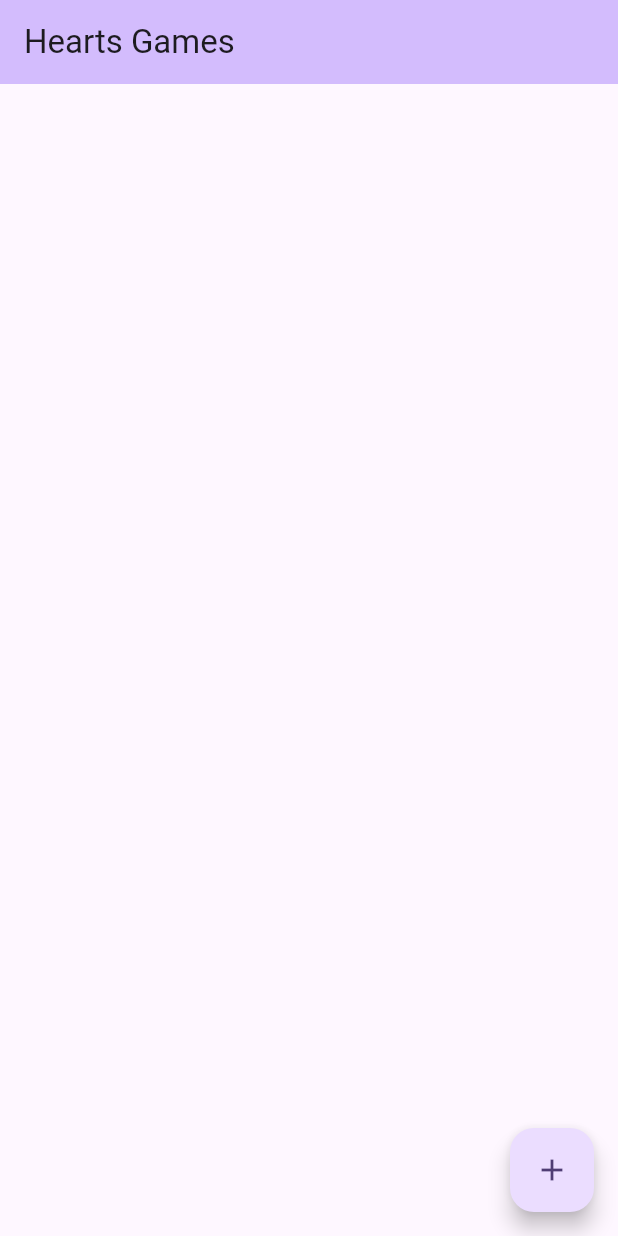
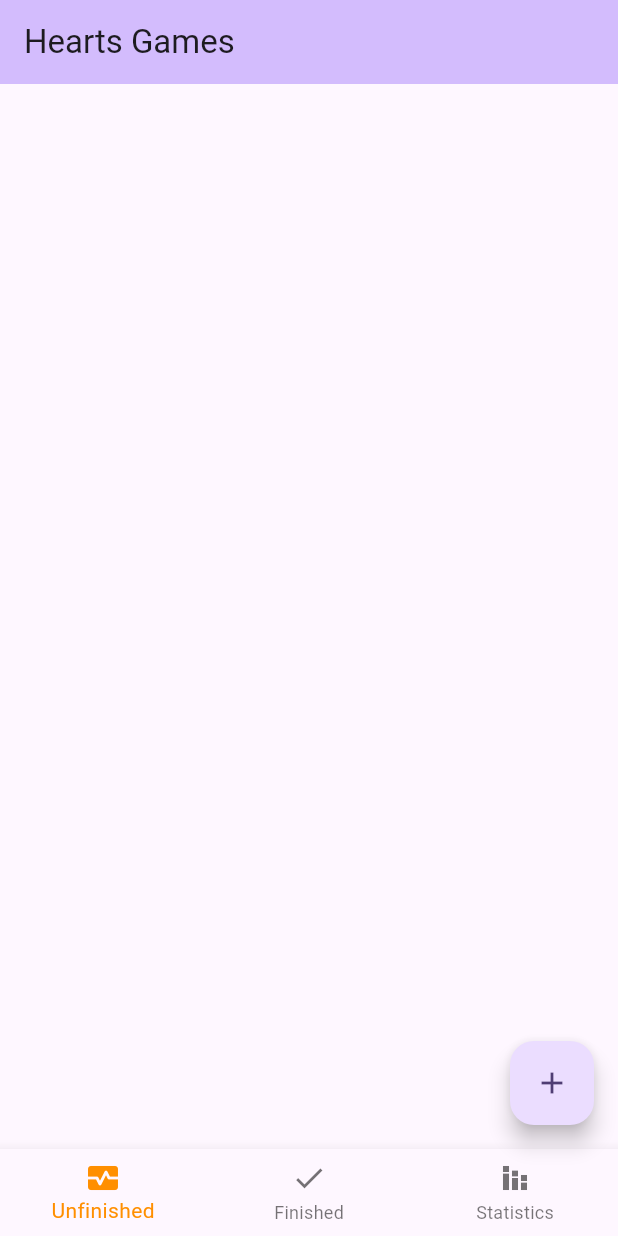
Before and after one commit to tedneward/HeartsScorer, a Flutter app: the screen it shows after launch, on a phone screen of 412 x 824 dp. Run offline on Flutter 3.47's test engine with Material 2 defaults, Android fonts, the light colour scheme and no system bars; missing offline and left inert: sqlite3, window_size.

Commit message:
Some refactoring, some playing with the UI

```diff
--- a/lib/app.dart
+++ b/lib/app.dart
@@ -1,6 +1,6 @@
 import 'package:flutter/material.dart';
 
-import 'package:hearts_scorer/splash_screen.dart';
+import 'package:hearts_scorer/ui/splash_screen.dart';
 
 class HeartsScorerApp extends StatelessWidget {
   const HeartsScorerApp({super.key});
--- a/lib/games_list.dart
+++ /dev/null
@@ -1,71 +0,0 @@
-import 'package:flutter/material.dart';
-import 'package:provider/provider.dart';
-import 'package:intl/intl.dart';
-
-import 'package:hearts_scorer/models.dart';
-import 'package:hearts_scorer/main.dart';
-import 'package:hearts_scorer/game_main.dart';
-import 'package:hearts_scorer/new_game.dart';
-
-/*
-This is the top-level screen displaying all of the Hearts game known on this
-device; We can create a new one, or load an old one and play it out if it isn't
-finished.
-
-TODO: On entry, load games list from some kind of local storage. On exit, save
-the games list to local storage.
- */
-class GamesListScreen extends StatelessWidget {
-  const GamesListScreen({super.key, required this.title});
-
-  final String title;
-
-  void _loadGame(BuildContext context, Game game) {
-    Navigator.push(
-      context, MaterialPageRoute( builder: (context) => GameMainScreen(game: game), ),
-    );
-  }
-
-  void _newGame(BuildContext context) {
-    Navigator.push(
-      context, MaterialPageRoute( builder: (context) => NewGameScreen() ),
-    );
-  }
-
-  @override
-  Widget build(BuildContext context) {
-    return Scaffold(
-      appBar: AppBar(
-        backgroundColor: Theme.of(context).colorScheme.inversePrimary,
-        title: Text(title),
-      ),
-      body: Center(
-          child: Consumer<GameProvider>(
-            builder: (context, gameProvider, child) => ListView.builder(
-              itemCount: gameProvider.unfinishedGames().length,
-              itemBuilder: (context, index) {
-                return ListTile(
-                    leading: Icon(Icons.monitor_heart),
-                    title: Text(DateFormat.yMMMMd().format(gameProvider.unfinishedGames()[index].started)),
-                    subtitle: Text(gameProvider.unfinishedGames()[index].summarize()),
-                    // There needs to be a delete button in here, or a slide-out behavior
-                    trailing: IconButton(
-                        onPressed: () => print("Delete this game"),
-                        icon: Icon(Icons.delete)
-                    ),
-                    onTap: () {
-                      _loadGame(context, gameProvider.unfinishedGames()[index]);
-                    }
-                );
-              },
-            )
-          )
-      ),
-      floatingActionButton: FloatingActionButton(
-        onPressed: () => _newGame(context),
-        tooltip: 'New',
-        child: const Icon(Icons.add),
-      ),
-    );
-  }
-}
--- a/lib/game_history.dart
+++ b/lib/ui/game_history.dart
@@ -1,6 +1,6 @@
 import 'package:flutter/material.dart';
 
-import 'package:hearts_scorer/models.dart';
+import 'package:hearts_scorer/models/models.dart';
 
 /*
 This screen displays a history of the game's rounds, showing how each player
--- /dev/null
+++ b/lib/ui/games_list.dart
@@ -0,0 +1,124 @@
+import 'package:flutter/material.dart';
+import 'package:provider/provider.dart';
+import 'package:intl/intl.dart';
+
+import 'package:hearts_scorer/models/providers.dart';
+import 'package:hearts_scorer/ui/game_main.dart';
+import 'package:hearts_scorer/ui/new_game.dart';
+
+/*
+This is the top-level screen displaying all of the Hearts game known on this
+device; We can create a new one, or load an old one and play it out if it isn't
+finished.
+
+TODO: On entry, load games list from some kind of local storage. On exit, save
+the games list to local storage.
+ */
+class GamesListScreen extends StatefulWidget {
+  final String title;
+  const GamesListScreen({super.key, required this.title});
+
+  @override
+  _GamesListState createState() => _GamesListState(title);
+}
+class _GamesListState extends State<GamesListScreen> {
+  final String title;
+  _GamesListState(this.title);
+
+  int _selectedScreen = 0;
+
+  Widget buildUnfinishedGameList(BuildContext context) {
+    return Consumer<GameProvider>(
+        builder: (context, gameProvider, child) => ListView.builder(
+          itemCount: gameProvider.unfinishedGames().length,
+          itemBuilder: (context, index) {
+            return ListTile(
+              title: Text(DateFormat.yMMMMd().format(gameProvider.unfinishedGames()[index].started)),
+              subtitle: Text(gameProvider.unfinishedGames()[index].summarize()),
+              trailing: IconButton(
+                  onPressed: () => print("Delete this game"),
+                  icon: Icon(Icons.delete)
+              ),
+              onTap: () {
+                Navigator.push(
+                  context, MaterialPageRoute(
+                    builder: (context) =>
+                        GameMainScreen(game: gameProvider.unfinishedGames()[index])
+                  ),
+                ).whenComplete(() => setState( () => { } ));
+              }
+            );
+          },
+        )
+    );
+  }
+
+  Widget buildFinishedGameList(BuildContext context) {
+    return Consumer<GameProvider>(
+        builder: (context, gameProvider, child) => ListView.builder(
+          itemCount: gameProvider.finishedGames().length,
+          itemBuilder: (context, index) {
+            return ListTile(
+                title: Text(gameProvider.finishedGames()[index].summarize()),
+                subtitle: Text(DateFormat.yMMMMd().format(gameProvider.finishedGames()[index].started)),
+                // There needs to be a delete button in here, or a slide-out behavior
+                trailing: IconButton(
+                    onPressed: () => print("Delete this game"),
+                    icon: Icon(Icons.delete)
+                ),
+                onTap: () {
+                  print("Push to HistoryScreen");
+                  //Navigator.push(
+                  //       context, MaterialPageRoute( builder: (context) => GameHistoryScreen(game: gameProvider.finishedGames()[index])),
+                  //     )
+                }
+            );
+          },
+        )
+    );
+  }
+
+  @override
+  Widget build(BuildContext context) {
+    return Scaffold(
+      appBar: AppBar(
+        backgroundColor: Theme.of(context).colorScheme.inversePrimary,
+        title: Text(title),
+      ),
+      body: Center(
+          child: switch (_selectedScreen) {
+            0 => buildUnfinishedGameList(context),
+            1 => buildFinishedGameList(context),
+            //2 => buildStatisticsScreen(context),
+            _ => buildUnfinishedGameList(context)
+          }
+      ),
+      floatingActionButton: FloatingActionButton(
+        onPressed: () => Navigator.push(
+          context, MaterialPageRoute( builder: (context) => NewGameScreen() ),
+        ),
+        tooltip: 'New',
+        child: const Icon(Icons.add),
+      ),
+      bottomNavigationBar: BottomNavigationBar(
+        items: const <BottomNavigationBarItem>[
+          BottomNavigationBarItem(
+            icon: Icon(Icons.monitor_heart),
+            label: 'Unfinished',
+          ),
+          BottomNavigationBarItem(
+            icon: Icon(Icons.done),
+            label: 'Finished',
+          ),
+          BottomNavigationBarItem(
+            icon: Icon(Icons.stacked_bar_chart),
+            label: 'Statistics',
+          ),
+        ],
+        currentIndex: _selectedScreen,
+        selectedItemColor: Colors.amber[800],
+        onTap: (index) { setState( () => _selectedScreen = index); },
+      ),
+    );
+  }
+}
--- a/lib/new_game.dart
+++ b/lib/ui/new_game.dart
@@ -2,9 +2,9 @@ import 'package:flutter/material.dart';
 import 'package:provider/provider.dart';
 import 'package:flutter/services.dart';
 
-import 'package:hearts_scorer/models.dart';
-import 'package:hearts_scorer/main.dart';
-import 'package:hearts_scorer/game_main.dart';
+import 'package:hearts_scorer/models/models.dart';
+import 'package:hearts_scorer/models/providers.dart';
+import 'package:hearts_scorer/ui/game_main.dart';
 
 /*
 This screen is designed to gather options and player names for a new game
--- a/lib/score_round.dart
+++ b/lib/ui/score_round.dart
@@ -1,6 +1,6 @@
 import 'package:flutter/material.dart';
 
-import 'package:hearts_scorer/models.dart';
+import 'package:hearts_scorer/models/models.dart';
 
 /*
 This screen displays each player and allows input for hearts, queen (boolean),
--- a/pubspec.yaml
+++ b/pubspec.yaml
@@ -20,6 +20,7 @@ dependencies:
       url: https://github.com/google/flutter-desktop-embedding.git
       path: plugins/window_size
   intl: ^0.18.1
+  sqlite3: ^2.0.0
 
 dev_dependencies:
   flutter_test:
```
Also changed, not shown: lib/main.dart (+1 -11 lines), lib/models/models.dart (renamed from lib/models.dart, +20 -1 lines), lib/models/providers.dart (added, +42 -0 lines), lib/ui/game_main.dart (renamed from lib/game_main.dart, +6 -5 lines), lib/ui/game_stats.dart (added, +22 -0 lines), lib/ui/splash_screen.dart (renamed from lib/splash_screen.dart, +9 -3 lines), 1 other file.
